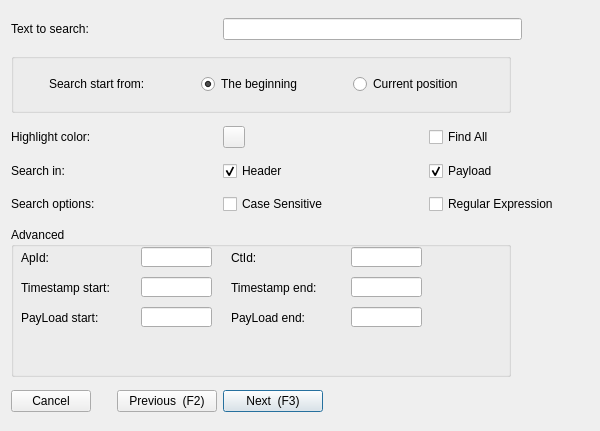
The window that src/searchdialog.ui (COVESA/dlt-viewer) describes before a commit, drawn with Qt 5.
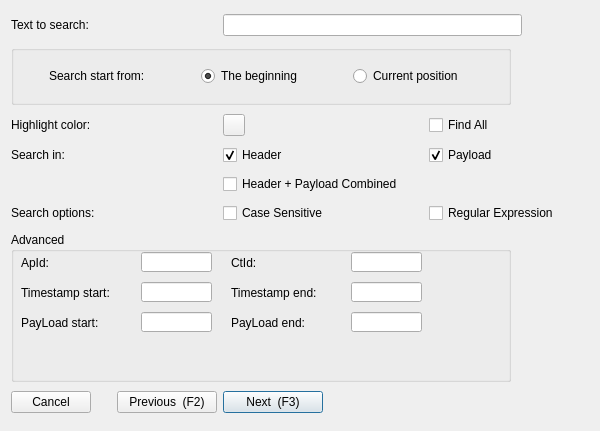
The same window after the commit. Icons and pictures are not drawn.

Commit message: add option to search a combined string of header + payload

```diff
--- a/src/searchdialog.ui
+++ b/src/searchdialog.ui
@@ -516,6 +516,13 @@
      </property>
     </widget>
    </item>
+   <item row="7" column="2">
+    <widget class="QCheckBox" name="checkBoxCombinedHeaderAndPayload">
+     <property name="text">
+      <string>Header + Payload Combined</string>
+     </property>
+    </widget>
+   </item>
   </layout>
  </widget>
  <tabstops>
```
The commit also changes 2 other files.
